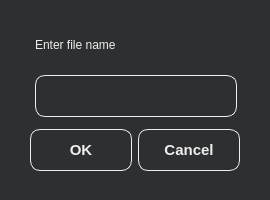
This is namefile.ui in OglodkovVadim/Kurama as Qt 5 draws it before an edit. The edited form follows.
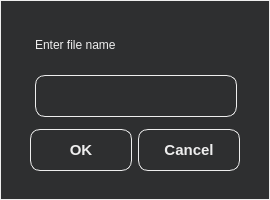
This is the edited form.

Commit message: Changed main and dialog buttons colors

The edit to the form file:
```diff
--- a/namefile.ui
+++ b/namefile.ui
@@ -20,7 +20,7 @@
    <string notr="true">QWidget {
 	background-color: rgb(46, 47, 48);
 	color: #eee;
-	border: none;
+	border: 1px solid #eee;
 }
 
 QLabel {
@@ -28,9 +28,10 @@
 	max-width:200px;
 	min-height:40px;
 	max-height:40px;
+	border: none;
 	border-radius: 10px;
 	qproperty-alignment: AlignCenter;	
-	font: 300 italic 20pt &quot;Calibri&quot;;
+	font: 20pt &quot;Calibri&quot;;
 }
 
 QLineEdit {
@@ -55,6 +56,7 @@
 	qproperty-alignment: AlignCenter;	
 	font: 15px;
 	font-weight:bold;
+	
 }
 
 QPushButton:pressed {
```
The commit also changes 4 other files.
